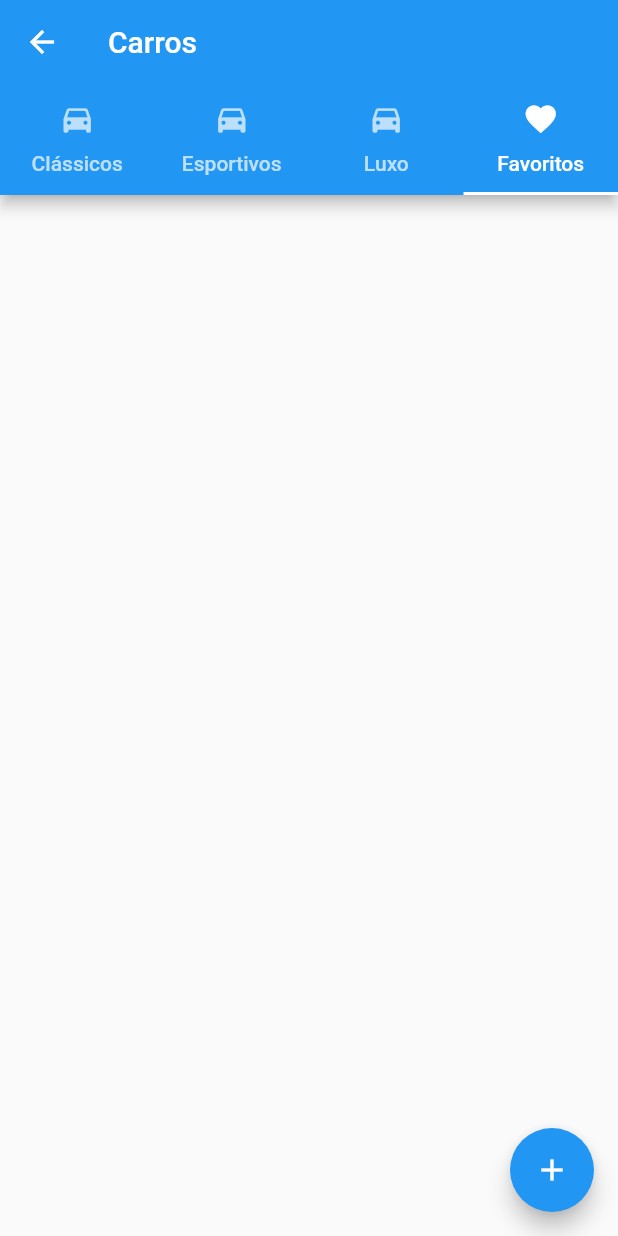
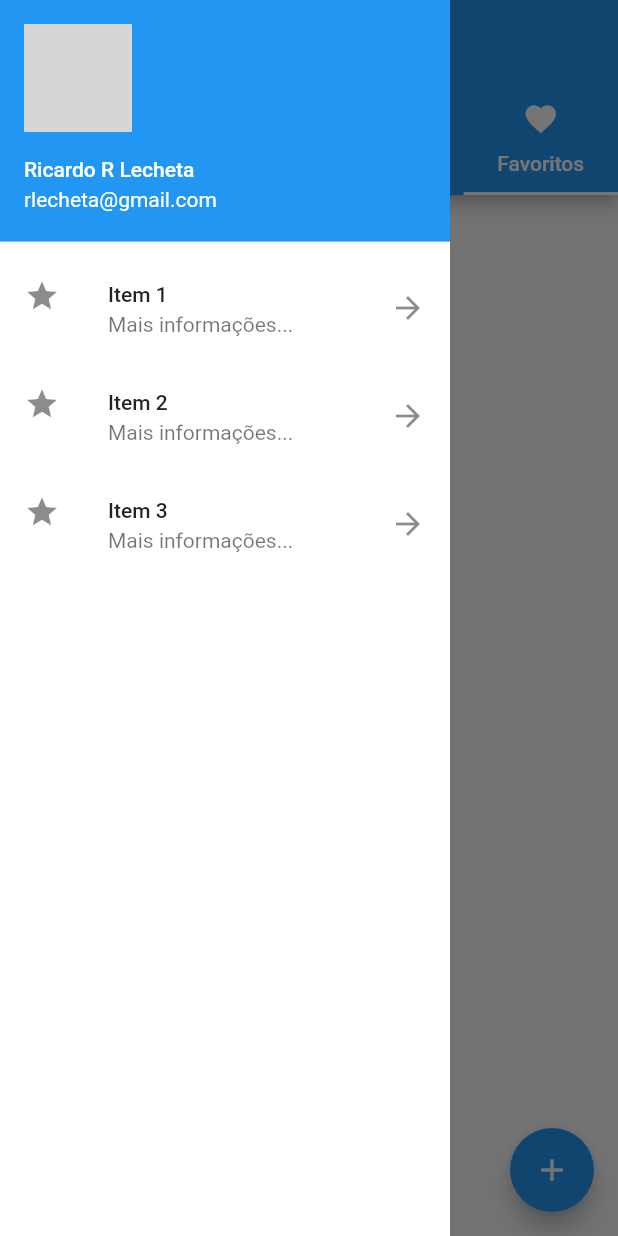
Before and after one commit to livroandroid/carros_flutter, a Flutter app: the HomePage screen opened directly, tab 4 chosen, with the side drawer open (before the commit the screen has no drawer), on a phone screen of 412 x 824 dp. Run offline on Flutter 3.47's test engine with Material 2 defaults, Android fonts, the phone set to English and light mode, and no system bars; our stand-ins replace connectivity, google_maps_flutter, image_picker, share, shared_preferences, sqflite and 1 more; accounts and stored records are empty; network calls fail; grey boxes are pictures that could not be loaded.

Commit message:
Drawer basico

```diff
--- /dev/null
+++ b/lib/drawer_list.dart
@@ -0,0 +1,63 @@
+import 'package:flutter/material.dart';
+
+class DrawerList extends StatelessWidget {
+  @override
+  Widget build(BuildContext context) {
+    return SafeArea(
+      child: Container(
+        width: 300,
+        color: Colors.white,
+        child: ListView(
+          children: <Widget>[
+            UserAccountsDrawerHeader(
+              accountName: Text("Ricardo R Lecheta")/*FutureBuilder(
+                future: Prefs.getString("nome"),
+                builder: (context, snapshot) {
+                  return Text(snapshot.hasData ? snapshot.data : "");
+                },
+              )*/,
+              accountEmail: Text("rlecheta@gmail.com"),
+              currentAccountPicture: CircleAvatar(
+                backgroundImage: NetworkImage(
+                    "https://cdn.iconscout.com/icon/free/png-256/avatar-372-456324.png"),
+              ),
+            ),
+            ListTile(
+              onTap: () {
+                print("Item 1");
+              },
+              title: Text("Item 1"),
+              subtitle: Text(
+                "Mais informações...",
+              ),
+              leading: Icon(Icons.star),
+              trailing: Icon(Icons.arrow_forward),
+            ),
+            ListTile(
+              onTap: () {
+                print("Item 2");
+              },
+              title: Text("Item 2"),
+              subtitle: Text(
+                "Mais informações...",
+              ),
+              leading: Icon(Icons.star),
+              trailing: Icon(Icons.arrow_forward),
+            ),
+            ListTile(
+              onTap: () {
+                print("Item 3");
+              },
+              title: Text("Item 3"),
+              subtitle: Text(
+                "Mais informações...",
+              ),
+              leading: Icon(Icons.star),
+              trailing: Icon(Icons.arrow_forward),
+            )
+          ],
+        ),
+      ),
+    );
+  }
+}
--- a/lib/pages/home_page.dart
+++ b/lib/pages/home_page.dart
@@ -1,4 +1,5 @@
 import 'package:carros/domain/carro.dart';
+import 'package:carros/drawer_list.dart';
 import 'package:carros/pages/carro_form_page.dart';
 import 'package:carros/utils/nav.dart';
 import 'package:carros/utils/prefs.dart';
@@ -74,6 +75,7 @@ class _HomePageState extends State<HomePage>
           push(context, CarroFormPage());
         },
       ),
+      drawer: DrawerList(),
     );
   }
 }
--- a/lib/pages/login_page.dart
+++ b/lib/pages/login_page.dart
@@ -115,9 +115,9 @@ class _LoginPageState extends State<LoginPage> {
     final response = await LoginService.login(login, senha);
 
     if (response.isOk()) {
-        push(context, HomePage());
+        pushReplacement(context, HomePage());
     } else {
-      alert(context, "Erro", response.msg);
+        alert(context, "Erro", response.msg);
     }
 
     setState(() {
```
Also changed, not shown: 1 other file.
